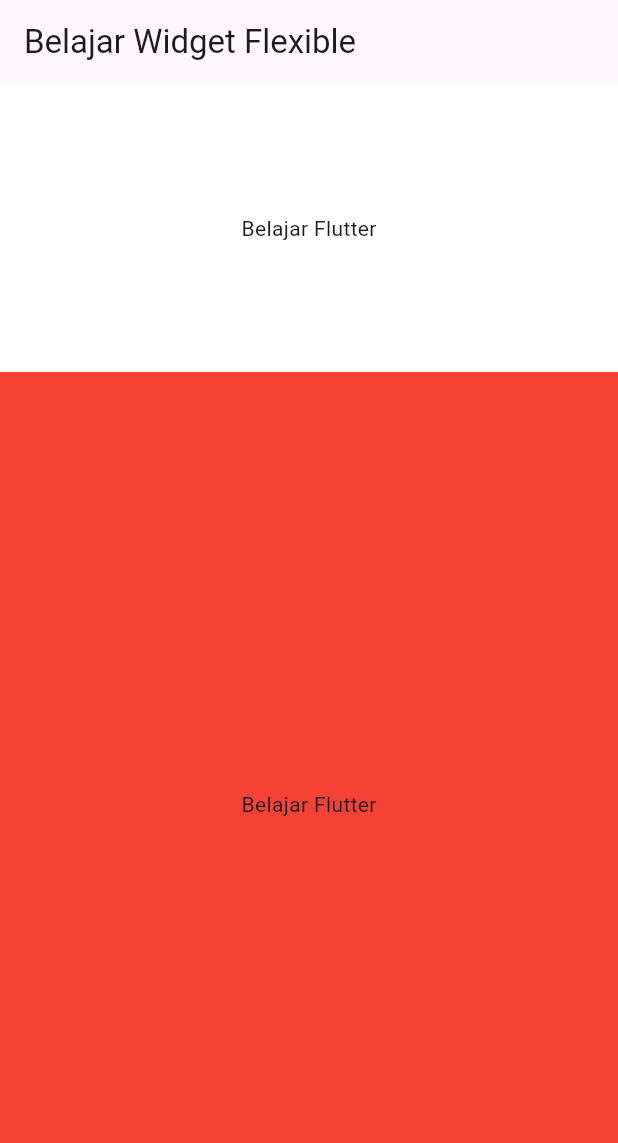
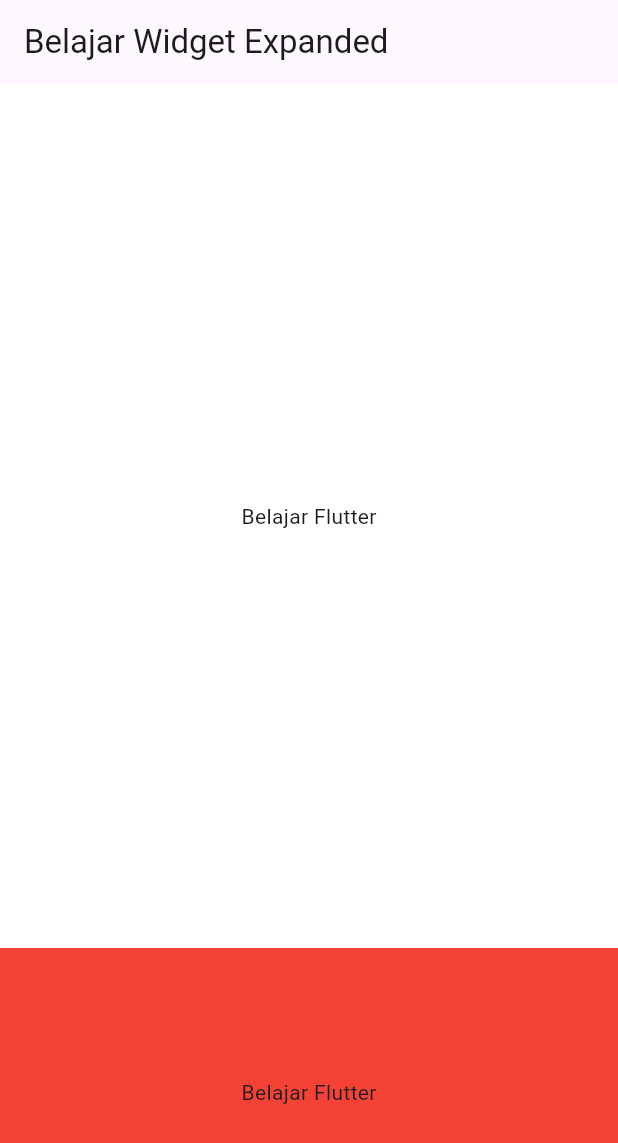
Before and after one commit to fauzan2720/learn-widget-flutter, a Flutter app: the screen it shows after launch, on a phone screen of 412 x 824 dp. Shown: the top 1143 px of the screen. Run offline on Flutter 3.47's test engine with Material 3 defaults, Android fonts, the phone set to English and light mode, and no system bars.

Commit message:
widget expanded

```diff
--- a/lib/day1/single-widget/expanded.dart
+++ b/lib/day1/single-widget/expanded.dart
@@ -0,0 +1,45 @@
+import 'package:flutter/material.dart';
+
+class ExpandedWidget extends StatelessWidget {
+  const ExpandedWidget({super.key});
+
+  @override
+  Widget build(BuildContext context) {
+    return Scaffold(
+      appBar: AppBar(
+        title: const Text('Belajar Widget Expanded'),
+      ),
+      body: const ColoredBox(
+        color: Colors.blue,
+        child: Column(
+          children: [
+            Expanded(
+              /**
+             * Expanded = memaksa child widget untuk menggunakan seluruh ruang yang tersedia dalam parent widget Flex, sesuai dengan proporsi yang ditentukan.
+             * flex = menentukan proporsi child dalam parent
+             * FlexFit.tight = child memenuhi semua ruang yang tersedia
+             * FlexFit.loose = child mengikuti ukuran minimalnya
+             */
+              flex: 3,
+              child: ColoredBox(
+                color: Colors.white,
+                child: Center(
+                  child: Text('Belajar Flutter'),
+                ),
+              ),
+            ),
+            Expanded(
+              flex: 1,
+              child: ColoredBox(
+                color: Colors.red,
+                child: Center(
+                  child: Text('Belajar Flutter'),
+                ),
+              ),
+            ),
+          ],
+        ),
+      ),
+    );
+  }
+}
--- a/lib/main.dart
+++ b/lib/main.dart
@@ -1,5 +1,5 @@
 import 'package:flutter/material.dart';
-import 'package:learn_flutter/day1/single-widget/flexible.dart';
+import 'package:learn_flutter/day1/single-widget/expanded.dart';
 
 void main() {
   runApp(const MyApp());
@@ -16,7 +16,7 @@ class MyApp extends StatelessWidget {
         colorScheme: ColorScheme.fromSeed(seedColor: Colors.deepPurple),
         useMaterial3: true,
       ),
-      home: const FlexibleWidget(),
+      home: const ExpandedWidget(),
     );
   }
 }
```
